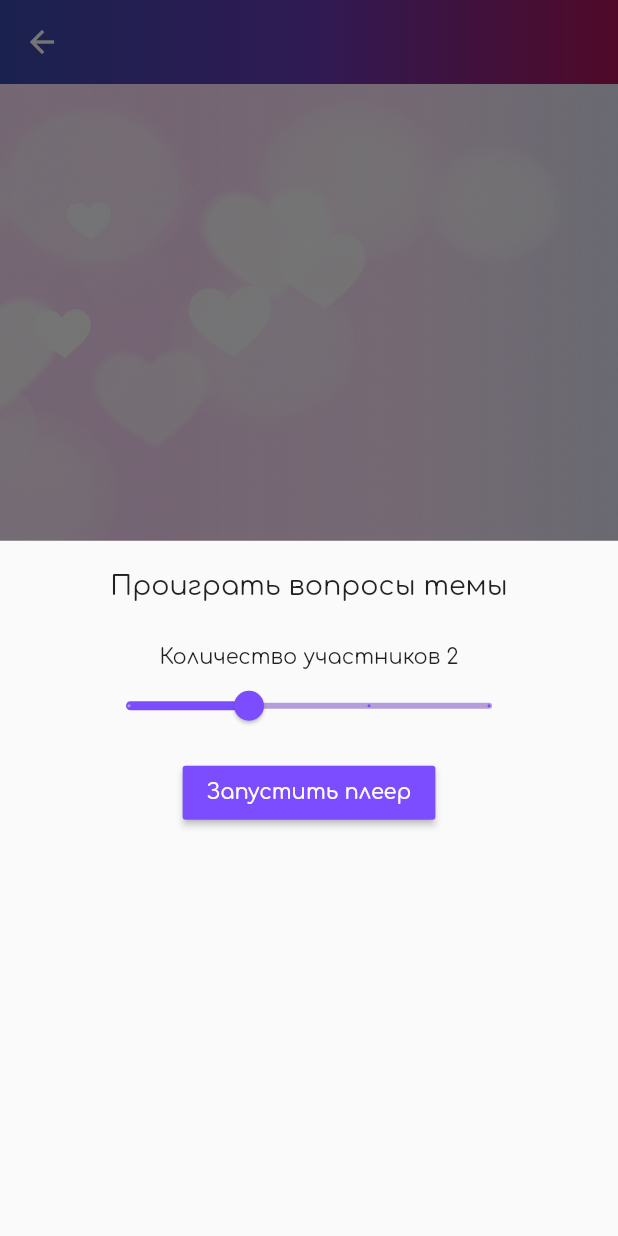
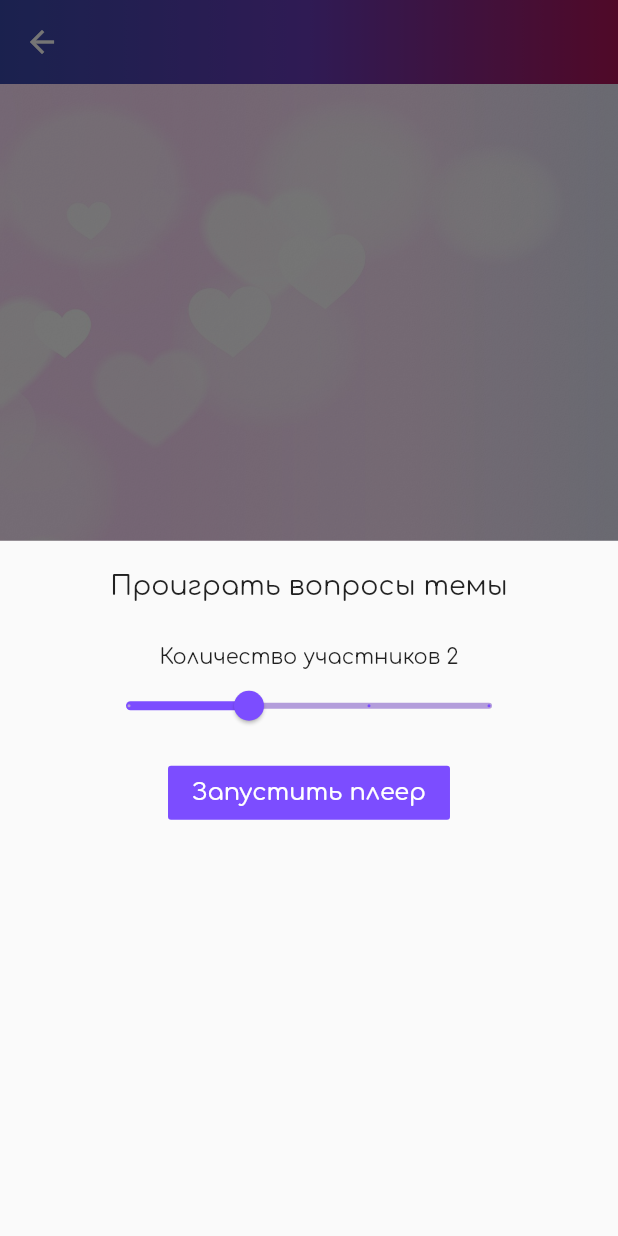
Before and after one commit to DanielTitkov/date_topics, a Flutter app: the ItemScreen screen opened directly with empty values, after a tap on the "play arrow" icon, on a phone screen of 412 x 824 dp. Run offline on Flutter 3.47's test engine with Material 2 defaults, Android fonts, the phone set to English and light mode, and no system bars; our stand-ins replace google_fonts.

Commit message:
refactored buttons

```diff
--- a/lib/screens/item/item.dart
+++ b/lib/screens/item/item.dart
@@ -1,6 +1,7 @@
 import 'package:date_topics/domain/domain.dart';
 import 'package:date_topics/screens/item/widgets/item_list.dart';
 import 'package:date_topics/screens/item/widgets/player_setup.dart';
+import 'package:date_topics/shared/action_button.dart';
 import 'package:date_topics/shared/decoration.dart';
 import 'package:flutter/material.dart';
 
@@ -47,15 +48,9 @@ class ItemScreen extends StatelessWidget {
             )
           : null,
       floatingActionButton: topic.allowPlayer
-          ? FloatingActionButton(
-              backgroundColor: Colors.cyan[200],
-              elevation: 0,
-              focusElevation: 0,
-              hoverElevation: 0,
-              highlightElevation: 0,
-              foregroundColor: Colors.deepPurpleAccent,
+          ? ActionButton(
               onPressed: () => _showPlayerSetupPanel(topic),
-              child: const Icon(Icons.play_arrow),
+              icon: const Icon(Icons.play_arrow),
             )
           : null,
       floatingActionButtonLocation:
--- a/lib/screens/item/widgets/player_setup.dart
+++ b/lib/screens/item/widgets/player_setup.dart
@@ -1,5 +1,6 @@
 import 'package:date_topics/domain/domain.dart';
 import 'package:date_topics/screens/player/player.dart';
+import 'package:date_topics/shared/button.dart';
 import 'package:flutter/material.dart';
 
 class PlayerSetup extends StatefulWidget {
@@ -41,12 +42,8 @@ class _PlayerSetupState extends State<PlayerSetup> {
                 setState(() => _currentMembersNumber = val.round()),
           ),
           SizedBox(height: 10.0),
-          RaisedButton(
-            color: Colors.deepPurpleAccent,
-            child: Text(
-              'Запустить плеер',
-              style: TextStyle(color: Colors.white),
-            ),
+          Button(
+            text: "Запустить плеер",
             onPressed: () async {
               if (_formKey.currentState.validate()) {
                 Navigator.pop(context);
--- /dev/null
+++ b/lib/shared/action_button.dart
@@ -0,0 +1,22 @@
+import 'package:flutter/material.dart';
+
+class ActionButton extends StatelessWidget {
+  final void Function() onPressed;
+  final Icon icon;
+
+  ActionButton({@required this.icon, @required this.onPressed});
+
+  @override
+  Widget build(BuildContext context) {
+    return FloatingActionButton(
+      backgroundColor: Colors.cyan[200],
+      elevation: 0,
+      focusElevation: 0,
+      hoverElevation: 0,
+      highlightElevation: 0,
+      foregroundColor: Colors.deepPurpleAccent,
+      onPressed: onPressed,
+      child: icon,
+    );
+  }
+}
--- /dev/null
+++ b/lib/shared/button.dart
@@ -0,0 +1,23 @@
+import 'package:flutter/material.dart';
+
+class Button extends StatelessWidget {
+  final void Function() onPressed;
+  final String text;
+
+  Button({@required this.text, @required this.onPressed});
+
+  @override
+  Widget build(BuildContext context) {
+    return FlatButton(
+      color: Colors.deepPurpleAccent,
+      onPressed: onPressed,
+      child: Text(
+        text,
+        style: TextStyle(
+          fontSize: 16,
+          color: Colors.white,
+        ),
+      ),
+    );
+  }
+}
```
Also changed, not shown: lib/screens/home/home.dart (+3 -8 lines), lib/screens/player/player.dart (+5 -18 lines).
